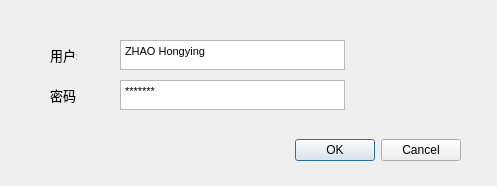
This is login.ui in imbi7py/commander as Qt 5 draws it before an edit. The edited form follows.
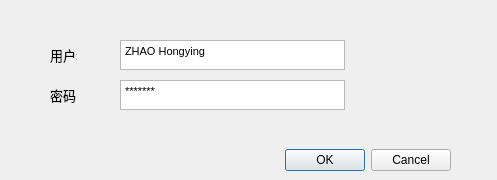
This is the edited form.

Diff of the .ui file:
```diff
--- a/login.ui
+++ b/login.ui
@@ -7,7 +7,7 @@
     <x>0</x>
     <y>0</y>
     <width>497</width>
-    <height>186</height>
+    <height>180</height>
    </rect>
   </property>
   <property name="windowTitle">
@@ -16,9 +16,9 @@
   <widget class="QDialogButtonBox" name="buttonBox">
    <property name="geometry">
     <rect>
-     <x>260</x>
-     <y>130</y>
-     <width>201</width>
+     <x>100</x>
+     <y>140</y>
+     <width>351</width>
      <height>41</height>
     </rect>
    </property>
```
